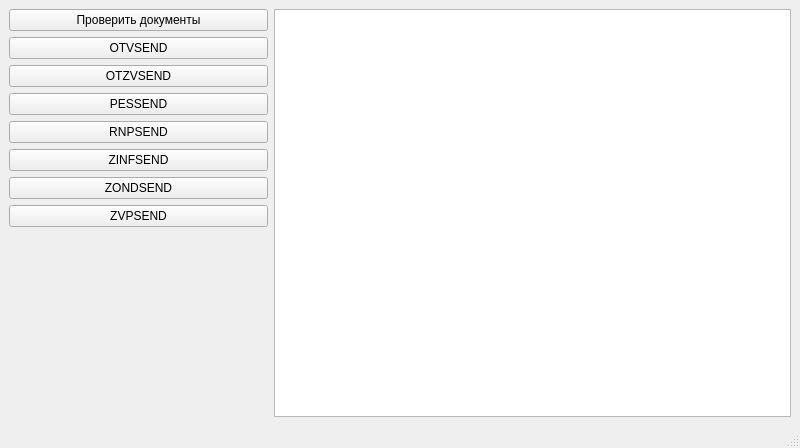
Before: the Qt Designer form mainapp.ui in ShilkinYuV/OPERO_PDS, drawn with Qt 5.
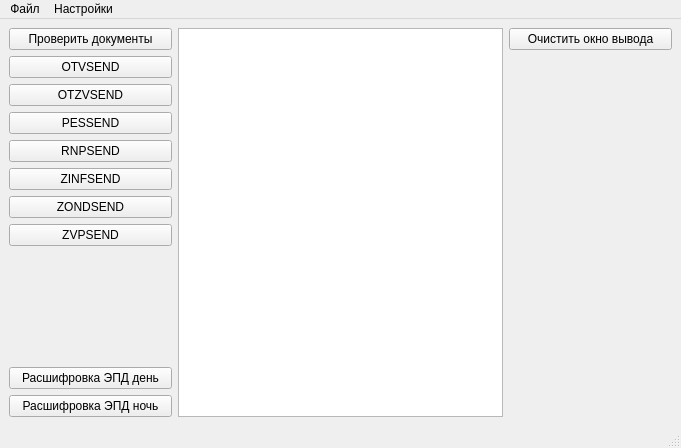
After: the same form once the commit is applied.

Diff of the .ui file:
```diff
--- a/mainapp.ui
+++ b/mainapp.ui
@@ -6,7 +6,7 @@
    <rect>
     <x>0</x>
     <y>0</y>
-    <width>800</width>
+    <width>681</width>
     <height>448</height>
    </rect>
   </property>
@@ -32,7 +32,7 @@
     </property>
     <item>
      <widget class="QWidget" name="widget" native="true">
-      <layout class="QHBoxLayout" name="horizontalLayout_2" stretch="1,2">
+      <layout class="QHBoxLayout" name="horizontalLayout_2" stretch="1,2,1">
        <item>
         <layout class="QVBoxLayout" name="verticalLayout_2">
          <item>
@@ -104,11 +104,49 @@
            </property>
           </spacer>
          </item>
+         <item>
+          <widget class="QPushButton" name="day">
+           <property name="text">
+            <string>Расшифровка ЭПД день</string>
+           </property>
+          </widget>
+         </item>
+         <item>
+          <widget class="QPushButton" name="night">
+           <property name="text">
+            <string>Расшифровка ЭПД ночь</string>
+           </property>
+          </widget>
+         </item>
         </layout>
        </item>
        <item>
         <widget class="QTextEdit" name="textEdit"/>
        </item>
+       <item>
+        <layout class="QVBoxLayout" name="verticalLayout">
+         <item>
+          <widget class="QPushButton" name="clearWindow">
+           <property name="text">
+            <string>Очистить окно вывода</string>
+           </property>
+          </widget>
+         </item>
+         <item>
+          <spacer name="verticalSpacer_2">
+           <property name="orientation">
+            <enum>Qt::Vertical</enum>
+           </property>
+           <property name="sizeHint" stdset="0">
+            <size>
+             <width>20</width>
+             <height>40</height>
+            </size>
+           </property>
+          </spacer>
+         </item>
+        </layout>
+       </item>
       </layout>
      </widget>
     </item>
@@ -119,10 +157,24 @@
     <rect>
      <x>0</x>
      <y>0</y>
-     <width>800</width>
+     <width>681</width>
      <height>21</height>
     </rect>
    </property>
+   <widget class="QMenu" name="menu">
+    <property name="title">
+     <string>Файл</string>
+    </property>
+    <addaction name="about"/>
+   </widget>
+   <widget class="QMenu" name="menu_2">
+    <property name="title">
+     <string>Настройки</string>
+    </property>
+    <addaction name="settings"/>
+   </widget>
+   <addaction name="menu"/>
+   <addaction name="menu_2"/>
   </widget>
   <widget class="QStatusBar" name="statusbar"/>
  </widget>
```
Left out of the diff: 10 changed lines with no effect on the pictures.
